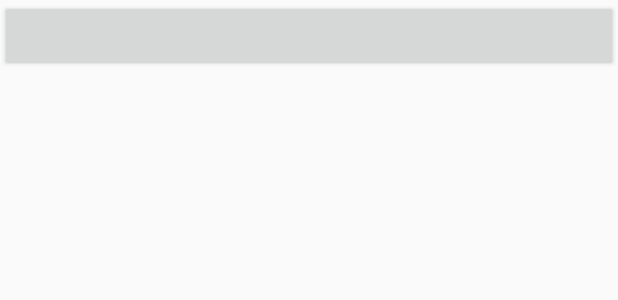
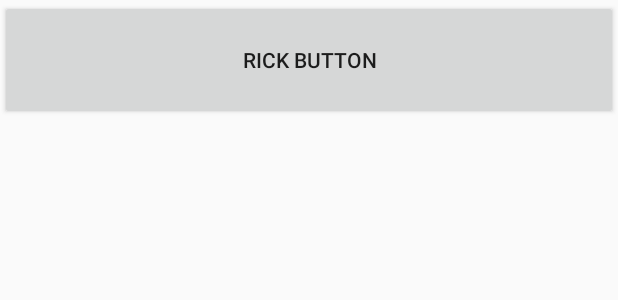
Before and after one commit to tsabs/MyFunBox, an Android app: the layout rick_button.xml on its own in the app's theme, with its tools: preview values and no code run, on a phone screen of 412 x 824 dp. Shown: the top 300 px of the screen. Run offline under Robolectric (Android 15) with nearby library versions, the phone set to English and light mode, and no system bars.

```diff
--- a/MyFunBox/app/src/main/java/com/example/bst/myfunbox/adapter/MyAdapter.kt
+++ b/MyFunBox/app/src/main/java/com/example/bst/myfunbox/adapter/MyAdapter.kt
@@ -9,6 +9,7 @@ class MyAdapter : BaseAdapter(){
     private val mContext: Context? = null
 
     override fun getView(p0: Int, p1: View?, p2: ViewGroup?): View {
+
         TODO("not implemented") //To change body of created functions use File | Settings | File Templates.
     }
 
--- a/MyFunBox/app/src/main/res/layout/rick_button.xml
+++ b/MyFunBox/app/src/main/res/layout/rick_button.xml
@@ -2,7 +2,8 @@
 <Button
     xmlns:android="http://schemas.android.com/apk/res/android"
     android:layout_width="match_parent"
-    android:layout_height="wrap_content"
+    android:layout_height="80dp"
+    android:text="Rick button"
     android:id="@+id/buttonR">
 
 </Button>
```
Also changed, not shown: MyFunBox/app/src/main/java/com/example/bst/myfunbox/MainActivity.kt (+16 -5 lines), MyFunBox/app/src/main/java/com/example/bst/myfunbox/fragment/RickFragment.kt (+16 -0 lines), MyFunBox/app/src/main/res/layout/fragment_rick.xml (+10 -4 lines), 2 other files.
